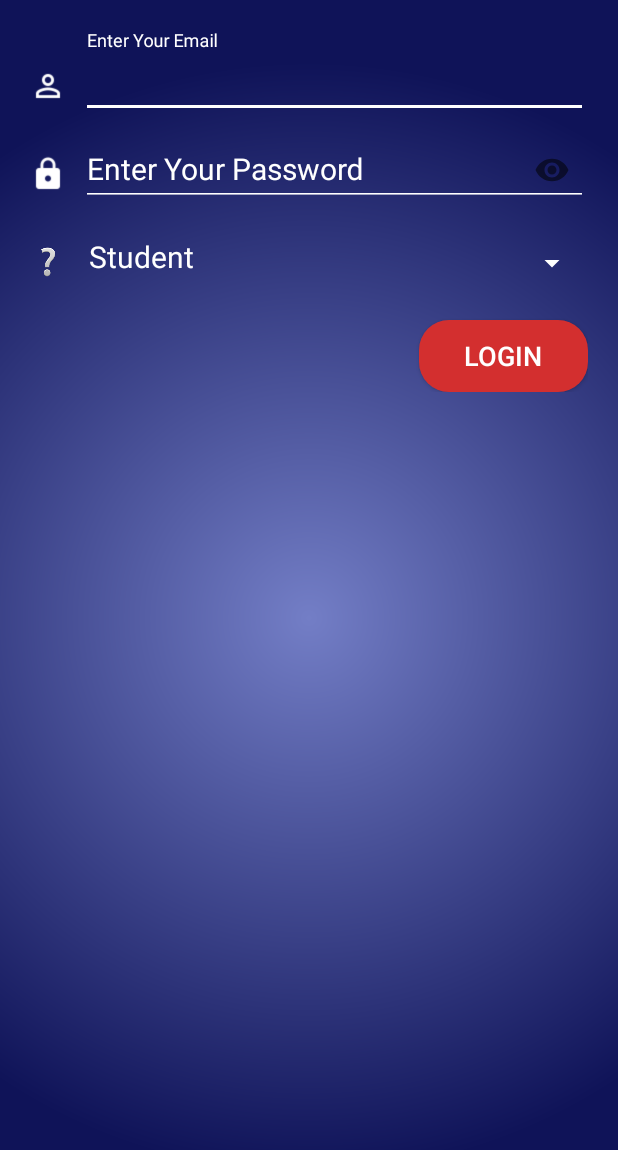
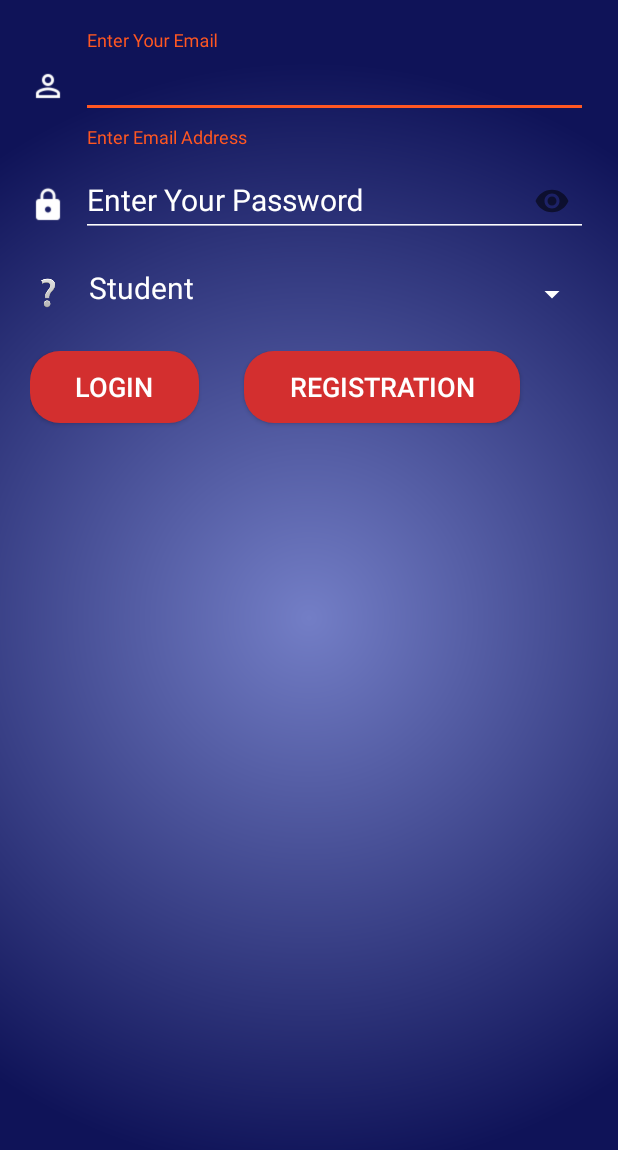
Before and after one commit to happysingh23828/Android-College-Noticeboard, an Android app: the screen it shows after launch (LoginActivity), after a tap on "LOGIN", on a phone screen of 412 x 824 dp. Shown: the top 1150 px of the screen. Run offline under Robolectric (Android 15) with nearby library versions, the phone set to English and light mode, and no system bars; our stand-ins replace Volley; network calls fail; Roboto replaces fonts that are not available here.

Commit message:
ghfh
# Conflicts:
#	app/src/main/AndroidManifest.xml

```diff
--- a/app/src/main/AndroidManifest.xml
+++ b/app/src/main/AndroidManifest.xml
@@ -64,6 +64,9 @@
         <activity android:name=".AddNotice"></activity>
         <activity android:name=".FacultyDashboard"></activity>
         <activity android:name=".LoginActivity"></activity>
+        <activity android:name=".AdminRegistrationActivity"></activity>
+        <activity android:name=".AdminRegCollegeActivity"></activity>
+        <activity android:name=".AdminRegImgActivity"></activity>
 
         <activity android:name=".EditStudentProActivity" />
         <activity android:name=".UpdateProImgActivity"></activity>
--- a/app/src/main/java/dynamicdrillers/collegenoticeboard/Constants.java
+++ b/app/src/main/java/dynamicdrillers/collegenoticeboard/Constants.java
@@ -5,7 +5,7 @@ package dynamicdrillers.collegenoticeboard;
  */
 
 public class Constants {
-    public static  final  String BASE_URL="http://192.168.1.8/Web-API-College-Noticeboard/";
+    public static  final  String BASE_URL="http://192.168.56.1/Web-API-College-Noticeboard/";
     public  static final  String WEB_API_URL=BASE_URL+"WebServicesApi/";
     public static  final  String ADMIN_PROFILE_STORAGE_URL=BASE_URL+"Storage/AdminProfiles/";
     public static  final  String STUDENT_PROFILE_STORAGE_URL=BASE_URL+"Storage/StudentProfiles/";
--- a/app/src/main/java/dynamicdrillers/collegenoticeboard/LoginActivity.java
+++ b/app/src/main/java/dynamicdrillers/collegenoticeboard/LoginActivity.java
@@ -17,7 +17,6 @@ import com.android.volley.AuthFailureError;
 import com.android.volley.Response;
 import com.android.volley.VolleyError;
 import com.android.volley.toolbox.StringRequest;
-import com.google.firebase.iid.FirebaseInstanceId;
 
 import org.json.JSONException;
 import org.json.JSONObject;
@@ -27,7 +26,7 @@ import java.util.Map;
 
 public class LoginActivity extends AppCompatActivity {
 
-    Button BtnLogin;
+    Button BtnLogin,BtnReg;
     Spinner SpnLoginType;
     TextInputLayout TxtLoginUsername,TxtLoginPassword;
     String URL_LOGIN="";
@@ -42,6 +41,7 @@ public class LoginActivity extends AppCompatActivity {
         TxtLoginUsername = findViewById(R.id.txt_login_username);
         TxtLoginPassword = findViewById(R.id.txt_login_password);
         BtnLogin = findViewById(R.id.btn_login);
+        BtnReg = findViewById(R.id.btn_reg);
 
         SpnLoginType = findViewById(R.id.spn_login_type);
         SpnLoginType.setAdapter(new ArrayAdapter<String>(this,R.layout.login_type_layout,R.id.txt_type,Type));
@@ -80,13 +80,32 @@ public class LoginActivity extends AppCompatActivity {
             @Override
             public void onClick(View view) {
 
-
+                    validate();
                     userLogin();
 
 
             }
         });
+
+        BtnReg.setOnClickListener(new View.OnClickListener() {
+            @Override
+            public void onClick(View view) {
+                Intent intent = new Intent(LoginActivity.this,AdminRegistrationActivity.class);
+                intent.putExtra("status","next");
+                startActivity(intent);
+            }
+        });
+
+
     }
+
+    private void validate() {
+
+        Validation validation = new Validation();
+        validation.emailValidation(TxtLoginUsername);
+
+    }
+
     private void userLogin() {
 
         final String email = TxtLoginUsername.getEditText().getText().toString();
--- /dev/null
+++ b/app/src/main/java/dynamicdrillers/collegenoticeboard/Validation.java
@@ -0,0 +1,31 @@
+package dynamicdrillers.collegenoticeboard;
+
+import android.support.design.widget.TextInputLayout;
+
+import java.util.regex.Matcher;
+import java.util.regex.Pattern;
+
+/**
+ * Created by Mayank on 03-03-2018.
+ */
+
+public class Validation {
+
+    public void emailValidation(TextInputLayout textInputLayout) {
+
+        if (!textInputLayout.getEditText().getText().toString().isEmpty()) {
+
+                Pattern pattern;
+                Matcher matcher;
+                pattern = Pattern.compile("^[A-Z0-9._%+-]+@[A-Z0-9.-]+\\.[A-Z]{2,6}$", Pattern.CASE_INSENSITIVE);
+                matcher = pattern.matcher(textInputLayout.getEditText().getText().toString());
+                if(!matcher.matches()){
+                    textInputLayout.setError("Enter Valid Email Address");
+                }
+
+        }
+        else{
+            textInputLayout.setError("Enter Email Address");
+        }
+    }
+}
--- a/app/src/main/res/layout/activity_login.xml
+++ b/app/src/main/res/layout/activity_login.xml
@@ -91,6 +91,10 @@
 
         </LinearLayout>
 
+       <LinearLayout
+           android:layout_marginTop="20dp"
+           android:layout_width="match_parent"
+           android:layout_height="wrap_content">
            <Button
                android:id="@+id/btn_login"
                android:layout_width="wrap_content"
@@ -103,5 +107,19 @@
                android:text="Login"
                android:textColor="@android:color/background_light"
                android:textSize="18sp" />
+           <Button
+               android:id="@+id/btn_reg"
+               android:layout_width="wrap_content"
+               android:layout_height="wrap_content"
+               android:layout_gravity="right"
+               android:layout_marginTop="20dp"
+               android:background="@drawable/nextshap"
+               android:paddingLeft="30dp"
+               android:paddingRight="30dp"
+               android:layout_marginLeft="30dp"
+               android:text="Registration"
+               android:textColor="@android:color/background_light"
+               android:textSize="18sp" />
        </LinearLayout>
     </LinearLayout>
+</LinearLayout>
```
Also changed, not shown: app/src/main/java/dynamicdrillers/collegenoticeboard/AdminRegCollegeActivity.java (+27 -1 lines), app/src/main/java/dynamicdrillers/collegenoticeboard/AdminRegImgActivity.java (+43 -5 lines), app/src/main/java/dynamicdrillers/collegenoticeboard/AdminRegistrationActivity.java (+11 -4 lines). Lines whose indentation alone changed are shown as unchanged.
